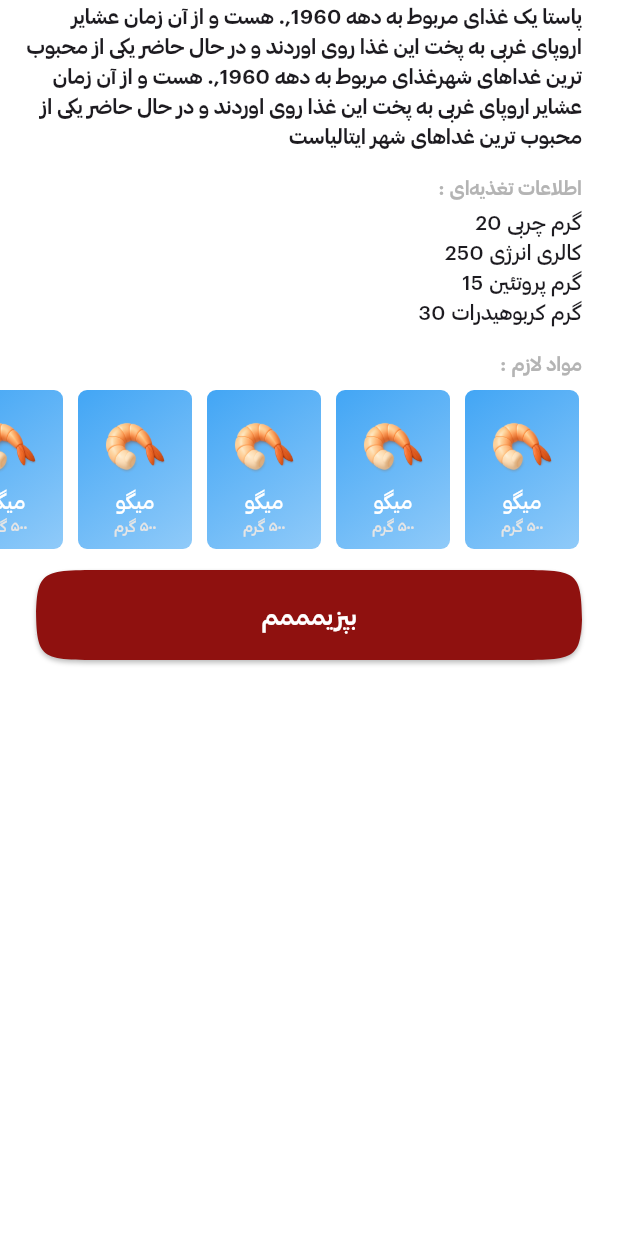
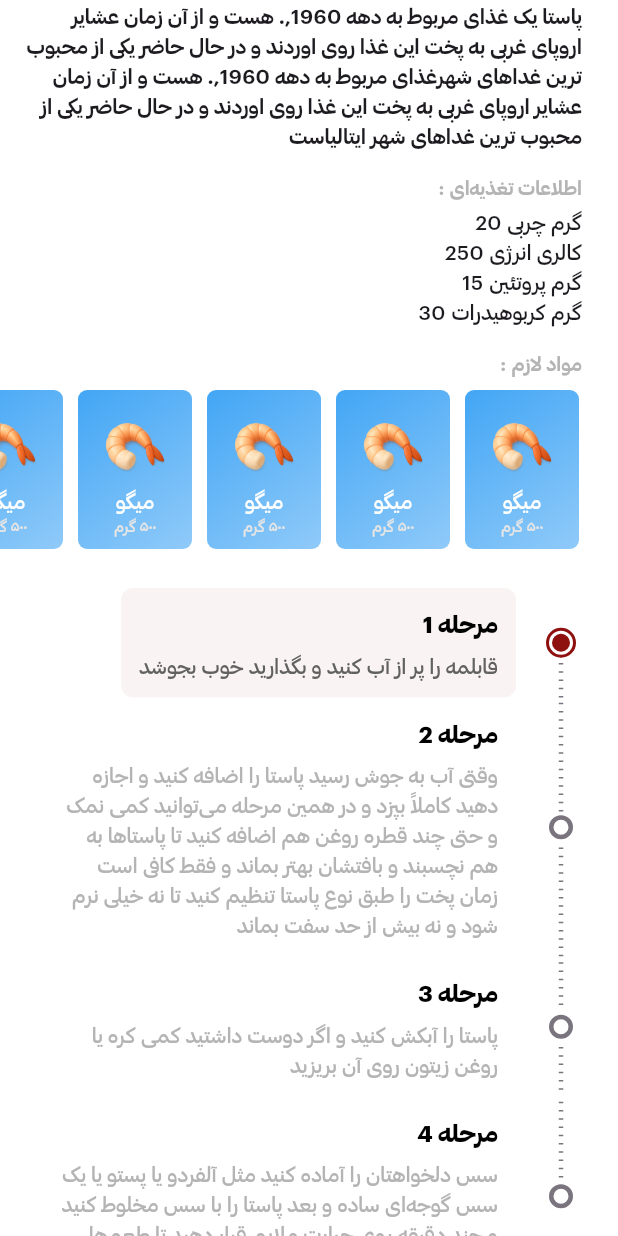
Before and after one commit to matinnajafi/mazeh_app, a Flutter app: the screen it shows after launch, scrolled down 340 dp, on a phone screen of 412 x 824 dp. Run offline on Flutter 3.47's test engine with Material 3 defaults, Android fonts, the phone set to English and light mode, and no system bars; our stand-ins replace carousel_slider, flutter_staggered_animations, fluttertoast, go_router, timelines_plus; missing offline and left inert: animated_analog_clock, fade_scroll_app_bar.

Commit message:
Implement recipe timeline with step-by-step flow

```diff
--- a/lib/features/recipe/presentation/screens/recipe_screen.dart
+++ b/lib/features/recipe/presentation/screens/recipe_screen.dart
@@ -6,6 +6,7 @@ import 'package:mazeh_app/features/recipe/presentation/widgets/lets_cook_button.
 import 'package:mazeh_app/features/recipe/presentation/widgets/recipe_info.dart';
 import 'package:mazeh_app/features/recipe/presentation/widgets/recipe_ingredient.dart';
 import 'package:mazeh_app/features/recipe/presentation/widgets/recipe_nutrition.dart';
+import 'package:mazeh_app/features/recipe/presentation/widgets/timeline_widget.dart';
 import 'package:mazeh_app/shared/widgets/bottom_sheet_header.dart';
 import 'package:mazeh_app/shared/widgets/tile_divider.dart';
 
@@ -125,13 +126,14 @@ class RecipeScreen extends StatelessWidget {
                 ),
               ),
               SliverToBoxAdapter(child: RecipeIngredientsList()),
+              SliverToBoxAdapter(child: InteractiveTimeline()),
               SliverToBoxAdapter(
                 child: Padding(
                   padding: EdgeInsets.only(
                     right: 24,
                     left: 24,
-                    top: 12,
-                    bottom: 44,
+                    top: 6,
+                    bottom: 32,
                   ),
                   child: LetsCookButton(),
                 ),
--- /dev/null
+++ b/lib/features/recipe/presentation/widgets/timeline_widget.dart
@@ -0,0 +1,153 @@
+import 'package:flutter/material.dart';
+import 'package:mazeh_app/core/constants/app_color.dart';
+import 'package:timelines_plus/timelines_plus.dart';
+
+class InteractiveTimeline extends StatefulWidget {
+  const InteractiveTimeline({super.key});
+
+  @override
+  State<InteractiveTimeline> createState() => _InteractiveTimelineState();
+}
+
+class _InteractiveTimelineState extends State<InteractiveTimeline> {
+  int selectedStep = 0;
+
+  final List<String> steps = const [
+    'قابلمه را پر از آب کنید و بگذارید خوب بجوشد',
+    'وقتی آب به جوش رسید پاستا را اضافه کنید و اجازه دهید کاملاً بپزد و در همین مرحله می‌توانید کمی نمک و حتی چند قطره روغن هم اضافه کنید تا پاستاها به هم نچسبند و بافتشان بهتر بماند و فقط کافی است زمان پخت را طبق نوع پاستا تنظیم کنید تا نه خیلی نرم شود و نه بیش از حد سفت بماند',
+    'پاستا را آبکش کنید و اگر دوست داشتید کمی کره یا روغن زیتون روی آن بریزید',
+    'سس دلخواهتان را آماده کنید مثل آلفردو یا پستو یا یک سس گوجه‌ای ساده و بعد پاستا را با سس مخلوط کنید و چند دقیقه روی حرارت ملایم قرار دهید تا طعم‌ها خوب با هم ترکیب شوند و آماده سرو شود',
+  ];
+
+  @override
+  Widget build(BuildContext context) {
+    final dividerColor = Theme.of(context).dividerColor;
+
+    return Padding(
+      padding: const EdgeInsets.only(top: 24, bottom: 24, right: 28),
+      child: FixedTimeline.tileBuilder(
+        theme: TimelineThemeData(
+          nodePosition: 1.0,
+          connectorTheme: ConnectorThemeData(thickness: 3.0),
+          indicatorTheme: IndicatorThemeData(size: 16.0),
+        ),
+        builder: TimelineTileBuilder.connected(
+          itemCount: steps.length,
+          contentsAlign: ContentsAlign.reverse,
+
+          // CONNECTOR
+          connectorBuilder: (_, index, __) {
+            final isActive = index < selectedStep;
+
+            return GestureDetector(
+              onTap: () => setState(() => selectedStep = index),
+              child: AnimatedContainer(
+                duration: const Duration(milliseconds: 600),
+                curve: Curves.easeInOut,
+                child:
+                    isActive
+                        ? const SolidLineConnector(color: AppColor.red)
+                        : DashedLineConnector(
+                          color: dividerColor,
+                          indent: 3.5,
+                          thickness: 3.0,
+                          gap: 4.5,
+                        ),
+              ),
+            );
+          },
+
+          // INDICATOR
+          indicatorBuilder: (_, index) {
+            final isActive = index < selectedStep;
+            final isCurrent = index == selectedStep;
+
+            return GestureDetector(
+              onTap: () => setState(() => selectedStep = index),
+              child: AnimatedContainer(
+                duration: const Duration(milliseconds: 300),
+                curve: Curves.easeInOut,
+                padding: const EdgeInsets.all(2),
+                decoration: BoxDecoration(
+                  shape: BoxShape.circle,
+                  border:
+                      isCurrent
+                          ? Border.all(color: AppColor.red, width: 2)
+                          : null,
+                ),
+                child: AnimatedContainer(
+                  duration: const Duration(milliseconds: 300),
+                  curve: Curves.easeInOut,
+                  width: isCurrent ? 12 : 16,
+                  height: isCurrent ? 12 : 16,
+                  decoration: BoxDecoration(
+                    shape: BoxShape.circle,
+                    color:
+                        isActive || isCurrent
+                            ? AppColor.red
+                            : Colors.transparent,
+                    border: Border.all(
+                      color:
+                          isActive || isCurrent ? AppColor.red : dividerColor,
+                      width: 3,
+                    ),
+                  ),
+                ),
+              ),
+            );
+          },
+
+          // CONTENT
+          contentsBuilder: (context, index) {
+            final isCurrent = index == selectedStep;
+
+            return GestureDetector(
+              onTap: () => setState(() => selectedStep = index),
+              child: Padding(
+                padding: const EdgeInsets.only(right: 20, left: 24),
+                child: AnimatedContainer(
+                  duration: const Duration(milliseconds: 200),
+                  curve: Curves.easeInOut,
+                  padding: const EdgeInsets.all(12),
+                  decoration: BoxDecoration(
+                    color:
+                        isCurrent
+                            ? AppColor.red.withOpacity(0.05)
+                            : Colors.transparent,
+                    borderRadius: BorderRadius.circular(8),
+                  ),
+                  child: Column(
+                    crossAxisAlignment: CrossAxisAlignment.end,
+                    children: [
+                      Text(
+                        'مرحله ${index + 1}',
+                        style: const TextStyle(
+                          fontFamily: 'CB',
+                          fontSize: 16,
+                          color: Colors.black,
+                        ),
+                      ),
+                      const SizedBox(height: 6),
+                      Text(
+                        steps[index],
+                        textAlign: TextAlign.end,
+                        style: TextStyle(
+                          fontFamily: 'CM',
+                          fontSize: 14,
+                          color:
+                              isCurrent
+                                  ? Colors.grey[700]
+                                  : AppColor.greytextColor,
+                        ),
+                      ),
+                    ],
+                  ),
+                ),
+              ),
+            );
+          },
+        ),
+      ),
+    );
+  }
+}
--- a/pubspec.yaml
+++ b/pubspec.yaml
@@ -43,6 +43,7 @@ dependencies:
   flutter_staggered_grid_view: ^0.7.0
   animated_analog_clock: ^0.2.2
   fluttertoast: ^9.0.0
+  timelines_plus: ^1.0.8
 
 dev_dependencies:
   flutter_test:
```
Also changed, not shown: pubspec.lock.
